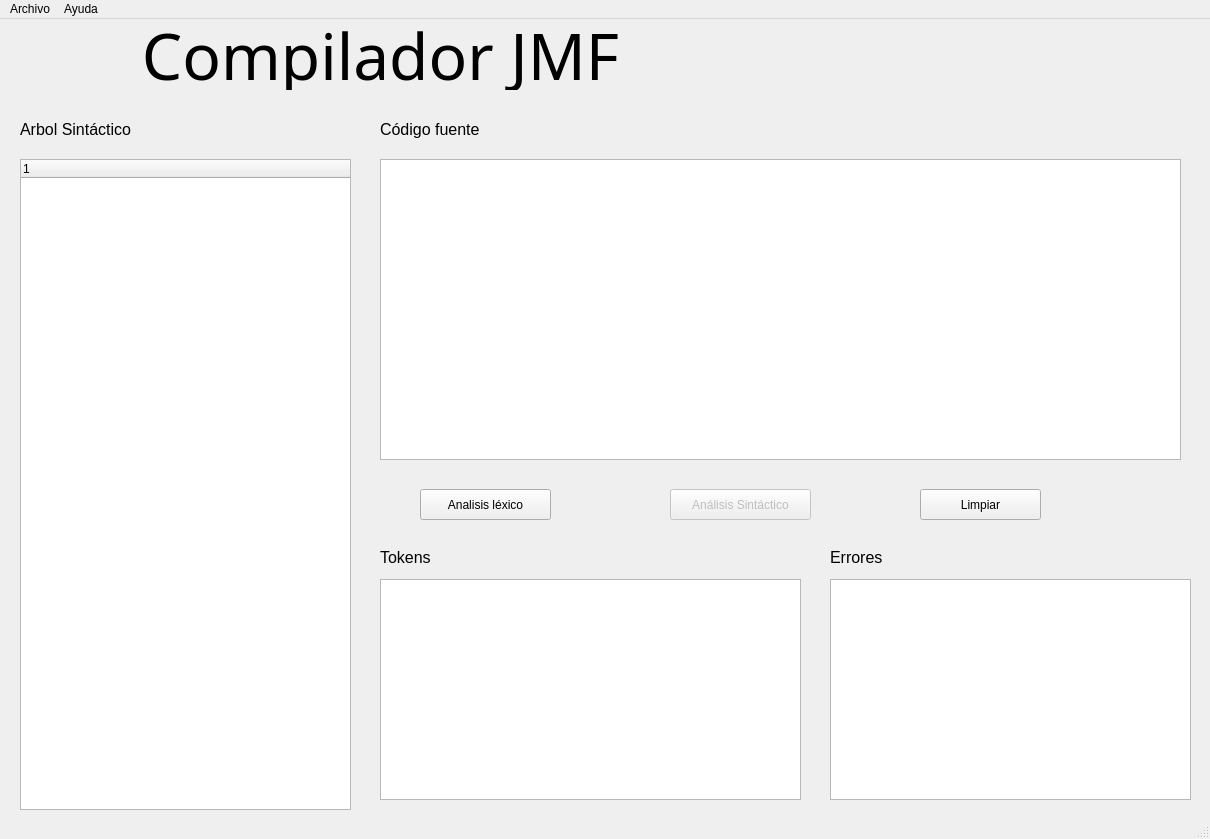
This is interfaz/interfazQT.ui in LFTPadilla/compilador as Qt 5 draws it before an edit. The edited form follows.
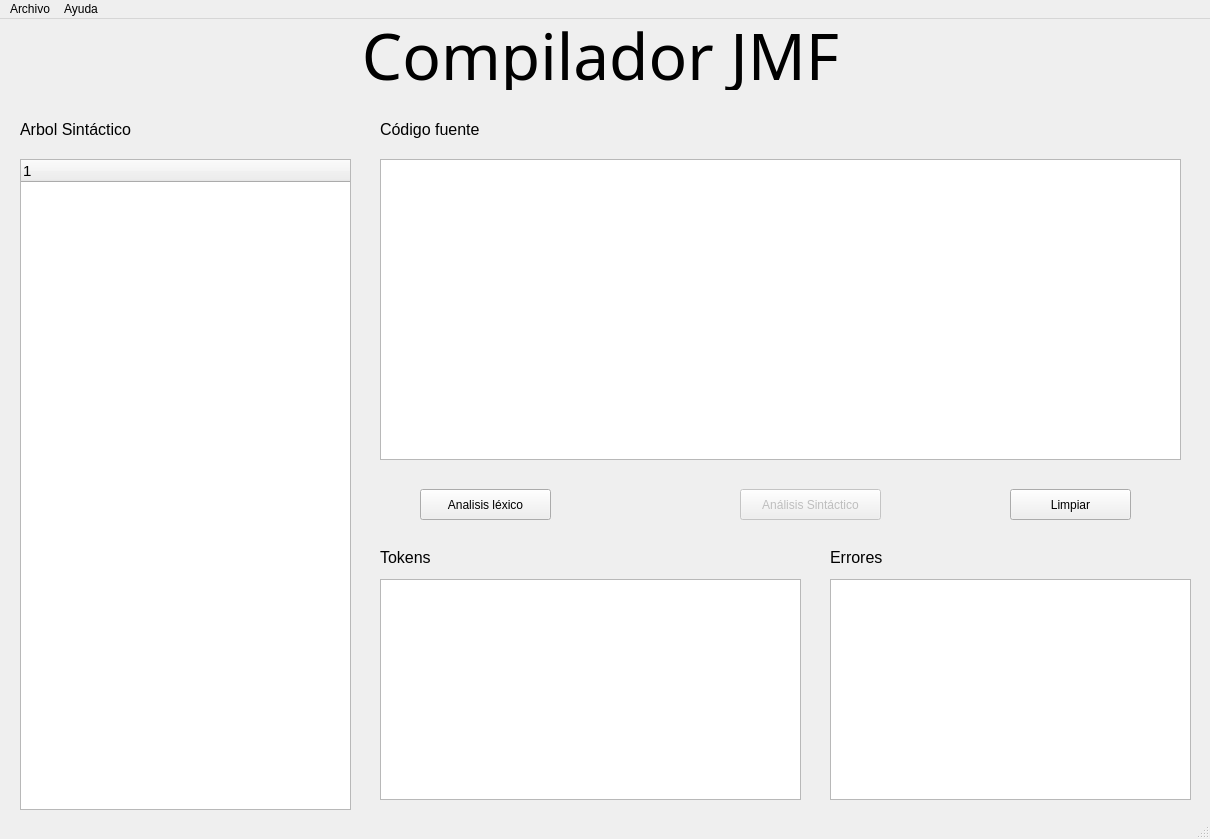
This is the edited form.

Commit message: Auto stash before merge of "master" and "origin/master"

Patch:
```diff
--- a/interfaz/interfazQT.ui
+++ b/interfaz/interfazQT.ui
@@ -70,6 +70,11 @@
       <height>651</height>
      </rect>
     </property>
+    <property name="font">
+     <font>
+      <pointsize>11</pointsize>
+     </font>
+    </property>
     <column>
      <property name="text">
       <string notr="true">1</string>
@@ -115,9 +120,9 @@
    <widget class="QLabel" name="label_3">
     <property name="geometry">
      <rect>
-      <x>20</x>
+      <x>10</x>
       <y>0</y>
-      <width>721</width>
+      <width>1181</width>
       <height>71</height>
      </rect>
     </property>
@@ -165,7 +170,7 @@
     </property>
     <property name="geometry">
      <rect>
-      <x>670</x>
+      <x>740</x>
       <y>470</y>
       <width>141</width>
       <height>31</height>
@@ -181,7 +186,7 @@
    <widget class="QPushButton" name="btnLimpiar">
     <property name="geometry">
      <rect>
-      <x>920</x>
+      <x>1010</x>
       <y>470</y>
       <width>121</width>
       <height>31</height>
```
The commit also changes 1 other file.
